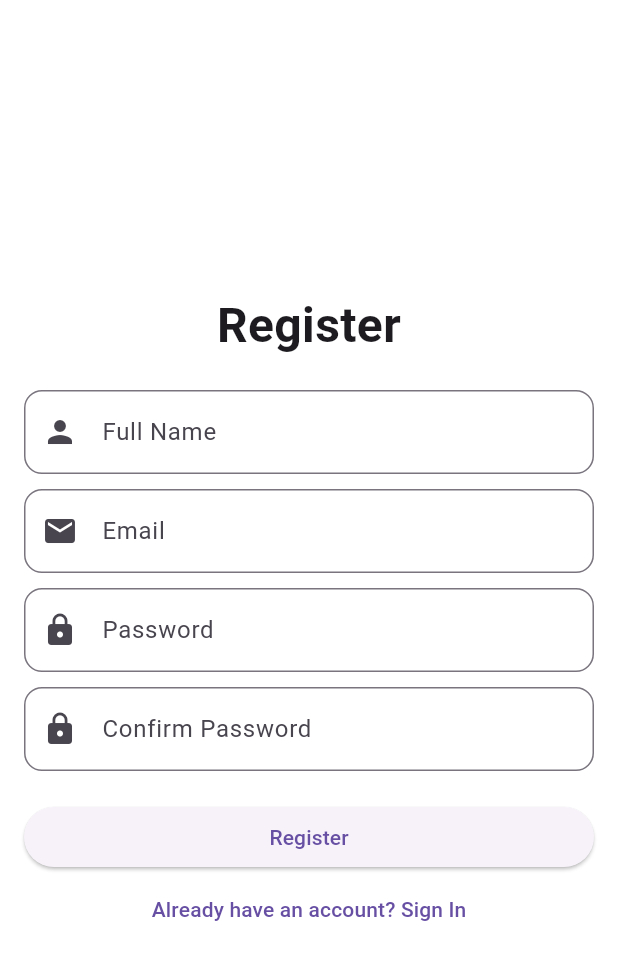
After one commit to AmnaArifHussainC/paniwala, a Flutter app: the RegisterScreen screen opened directly, on a phone screen of 412 x 824 dp. The commit adds this screen. Shown: the top 960 px of the screen. Run offline on Flutter 3.47's test engine with Material 3 defaults, Android fonts, the phone set to English and light mode, and no system bars; missing offline and left inert: onboarding_intro_screen.

Commit message:
Merge remote-tracking branch 'origin/master'

```diff
--- /dev/null
+++ b/lib/view/user_auth/register.dart
@@ -0,0 +1,63 @@
+import 'package:flutter/material.dart';
+
+import '../../widgets/custome_text_field.dart';
+
+class RegisterScreen extends StatelessWidget {
+  const RegisterScreen({super.key});
+
+  @override
+  Widget build(BuildContext context) {
+    return Scaffold(
+      backgroundColor: Colors.white,
+      body: Padding(
+        padding: const EdgeInsets.all(16.0),
+        child: Column(
+          mainAxisAlignment: MainAxisAlignment.center,
+          crossAxisAlignment: CrossAxisAlignment.stretch,
+          children: [
+            const Text(
+              "Register",
+              style: TextStyle(fontSize: 32, fontWeight: FontWeight.bold),
+              textAlign: TextAlign.center,
+            ),
+            const SizedBox(height: 20),
+            CustomTextField(
+              hintText: "Full Name",
+              icon: Icons.person,
+            ),
+            const SizedBox(height: 10),
+            CustomTextField(
+              hintText: "Email",
+              icon: Icons.email,
+            ),
+            const SizedBox(height: 10),
+            CustomTextField(
+              hintText: "Password",
+              icon: Icons.lock,
+              obscureText: true,
+            ),
+            const SizedBox(height: 10),
+            CustomTextField(
+              hintText: "Confirm Password",
+              icon: Icons.lock,
+              obscureText: true,
+            ),
+            const SizedBox(height: 20),
+            ElevatedButton(
+              onPressed: () {
+                debugPrint("Register Pressed");
+              },
+              child: const Text("Register"),
+            ),
+            TextButton(
+              onPressed: () {
+                Navigator.pop(context);
+              },
+              child: const Text("Already have an account? Sign In"),
+            ),
+          ],
+        ),
+      ),
+    );
+  }
+}
--- /dev/null
+++ b/lib/widgets/custome_text_field.dart
@@ -0,0 +1,28 @@
+import 'package:flutter/material.dart';
+
+class CustomTextField extends StatelessWidget {
+  final String hintText;
+  final IconData icon;
+  final bool obscureText;
+
+  const CustomTextField({
+    super.key,
+    required this.hintText,
+    required this.icon,
+    this.obscureText = false,
+  });
+
+  @override
+  Widget build(BuildContext context) {
+    return TextField(
+      obscureText: obscureText,
+      decoration: InputDecoration(
+        hintText: hintText,
+        prefixIcon: Icon(icon),
+        border: OutlineInputBorder(
+          borderRadius: BorderRadius.circular(12),
+        ),
+      ),
+    );
+  }
+}
```
Also changed, not shown: lib/onboarding_screen.dart (+11 -7 lines), lib/view/user_auth/signin.dart (added, +52 -0 lines), lib/widgets/custome_btn_auth.dart (added, +36 -0 lines), lib/routs/routes.dart (added), pubspec.lock.
